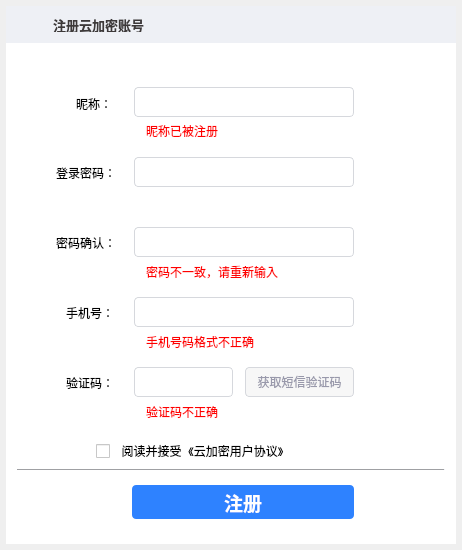
The window that registerdialog.ui (HustGw/CLLLLLLLSAFFFFFEWINN) describes before a commit, drawn with Qt 5.
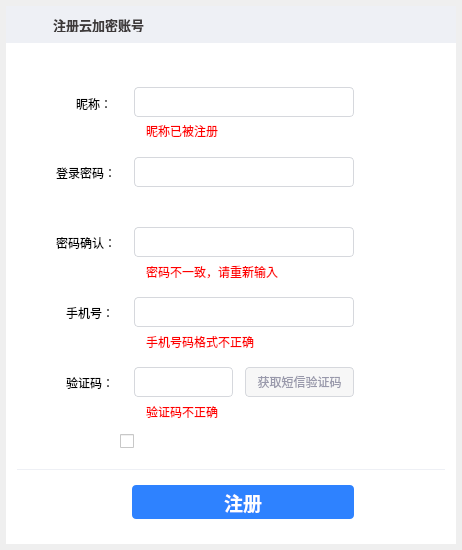
The same window after the commit. Icons and pictures are not drawn.

The edit to the form file:
```diff
--- a/registerdialog.ui
+++ b/registerdialog.ui
@@ -245,10 +245,10 @@
    <widget class="QCheckBox" name="checkBox">
     <property name="geometry">
      <rect>
-      <x>90</x>
-      <y>436</y>
-      <width>271</width>
-      <height>18</height>
+      <x>114</x>
+      <y>428</y>
+      <width>15</width>
+      <height>15</height>
      </rect>
     </property>
     <property name="focusPolicy">
@@ -258,7 +258,7 @@
      <string notr="true">font: 8pt &quot;04b_21&quot;;</string>
     </property>
     <property name="text">
-     <string>  阅读并接受  《云加密用户协议》</string>
+     <string>  </string>
     </property>
    </widget>
    <widget class="QPushButton" name="signBtn">
@@ -291,7 +291,7 @@
      </rect>
     </property>
     <property name="styleSheet">
-     <string notr="true">background-color:rgb(238,240,245);</string>
+     <string notr="true">background-color:#eef0f5;</string>
     </property>
     <property name="frameShape">
      <enum>QFrame::HLine</enum>
@@ -299,6 +299,9 @@
     <property name="frameShadow">
      <enum>QFrame::Raised</enum>
     </property>
+    <property name="lineWidth">
+     <number>0</number>
+    </property>
    </widget>
    <widget class="QLabel" name="nichengAlert">
     <property name="geometry">
@@ -383,6 +386,35 @@
      <string/>
     </property>
    </widget>
+   <widget class="QLabel" name="user_id_label">
+    <property name="geometry">
+     <rect>
+      <x>364</x>
+      <y>90</y>
+      <width>14</width>
+      <height>14</height>
+     </rect>
+    </property>
+    <property name="styleSheet">
+     <string notr="true">background-image: url(:/pictures/login_user_id_check.png);</string>
+    </property>
+    <property name="text">
+     <string/>
+    </property>
+   </widget>
+   <widget class="QLabel" name="checklabel">
+    <property name="geometry">
+     <rect>
+      <x>142</x>
+      <y>430</y>
+      <width>193</width>
+      <height>14</height>
+     </rect>
+    </property>
+    <property name="text">
+     <string/>
+    </property>
+   </widget>
   </widget>
  </widget>
  <resources/>
```
Left out of the diff: 5 changed lines with no effect on the pictures.
